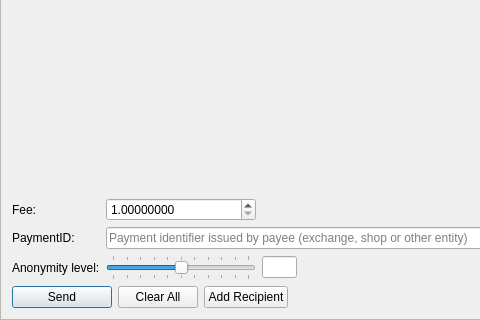
Above: src/gui/ui/sendframe.ui from qwertycoin-org/qwertycoin-gui before the change; both pictures show x 0 to 480 and y 270 to 590 of the 866 by 590 pixel window. Below: the same form after it.
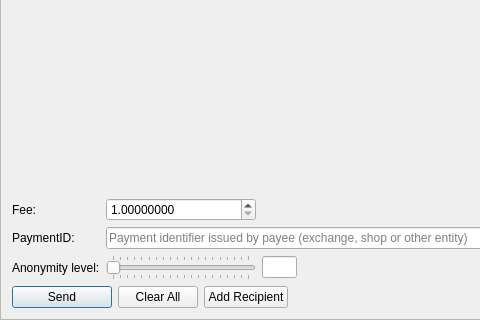
That is the form after the change. Icons and pictures are not drawn.

```diff
--- a/src/gui/ui/sendframe.ui
+++ b/src/gui/ui/sendframe.ui
@@ -87,7 +87,10 @@
         </size>
        </property>
        <property name="maximum">
-        <number>10</number>
+        <number>20</number>
+       </property>
+        <property name="minimum">
+          <number>1</number>
        </property>
        <property name="pageStep">
         <number>1</number>
@@ -96,7 +99,7 @@
         <number>1</number>
        </property>
        <property name="sliderPosition">
-        <number>5</number>
+        <number>1</number>
        </property>
        <property name="tracking">
         <bool>false</bool>
```
Lines whose indentation alone changed are shown as unchanged.
